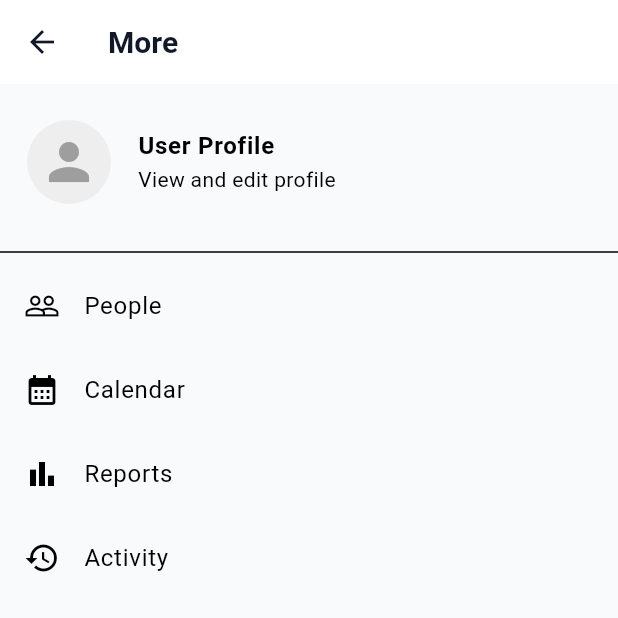
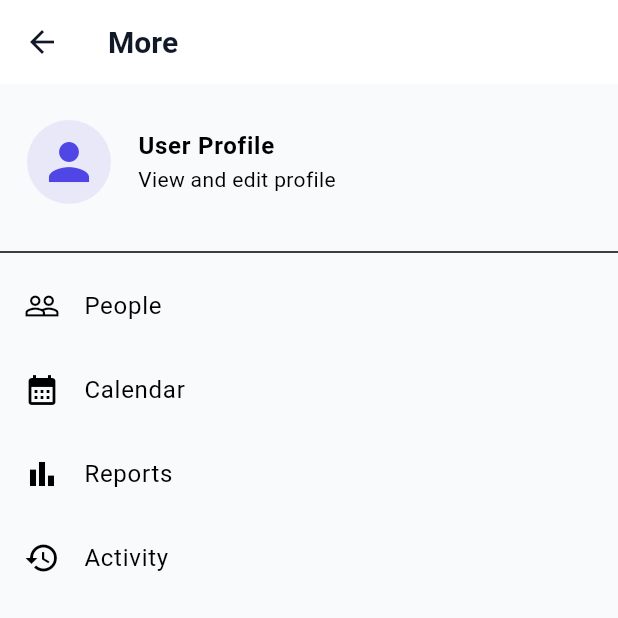
Before and after one commit to sooubh-labs/Pactora, a Flutter app: the MoreScreen screen opened directly, on a phone screen of 412 x 824 dp, the top half of it. Run offline on Flutter 3.47's test engine with Material 3 defaults, Android fonts, the phone set to English and light mode, and no system bars; our stand-ins replace file_picker, fl_chart, flutter_local_notifications, flutter_riverpod, flutter_slidable, gap and 8 more; missing offline and left inert: fast_contacts; accounts and stored records are empty; generated files the repository leaves out were written again.

Commit message:
refactor(app): refactor MainShell navigation and update MoreScreen
- Replace 'People' with 'More' in bottom navigation
- Expand _getSelectedIndex logic to include all 'More' sub-routes
- Refactor ProfileScreen and MoreScreen to ConsumerWidget
- Apply AppColors to MoreScreen profile header

```diff
--- a/lib/app/router.dart
+++ b/lib/app/router.dart
@@ -10,6 +10,8 @@ import '../features/dashboard/presentation/calendar_screen.dart';
 import '../features/dashboard/presentation/timeline_screen.dart';
 import '../features/dashboard/presentation/stats_screen.dart';
 import '../features/dashboard/presentation/archive_screen.dart';
+import '../features/dashboard/presentation/more_screen.dart';
+import '../features/dashboard/presentation/profile_screen.dart';
 import '../features/finances/presentation/finances_screen.dart';
 import '../features/promises/presentation/promises_screen.dart';
 import '../features/promises/presentation/add_promise_screen.dart';
@@ -211,6 +213,14 @@ final router = GoRouter(
           path: '/settings',
           builder: (context, state) => const SettingsScreen(),
         ),
+        GoRoute(
+          path: '/more',
+          builder: (context, state) => const MoreScreen(),
+        ),
+        GoRoute(
+          path: '/profile',
+          builder: (context, state) => const ProfileScreen(),
+        ),
       ],
     ),
   ],
--- a/lib/features/dashboard/presentation/more_screen.dart
+++ b/lib/features/dashboard/presentation/more_screen.dart
@@ -1,11 +1,13 @@
 import 'package:flutter/material.dart';
+import 'package:flutter_riverpod/flutter_riverpod.dart';
 import 'package:go_router/go_router.dart';
+import '../../../core/theme/app_colors.dart';
 
-class MoreScreen extends StatelessWidget {
+class MoreScreen extends ConsumerWidget {
   const MoreScreen({super.key});
 
   @override
-  Widget build(BuildContext context) {
+  Widget build(BuildContext context, WidgetRef ref) {
     return Scaffold(
       appBar: AppBar(
         title: const Text('More'),
@@ -54,8 +56,8 @@ class MoreScreen extends StatelessWidget {
       contentPadding: const EdgeInsets.all(16),
       leading: CircleAvatar(
         radius: 30,
-        backgroundColor: Colors.grey.shade200,
-        child: const Icon(Icons.person, size: 40, color: Colors.grey),
+        backgroundColor: AppColors.primary.withOpacity(0.1),
+        child: const Icon(Icons.person, size: 40, color: AppColors.primary),
       ),
       title: const Text('User Profile', style: TextStyle(fontWeight: FontWeight.bold)),
       subtitle: const Text('View and edit profile'),
--- a/lib/features/dashboard/presentation/profile_screen.dart
+++ b/lib/features/dashboard/presentation/profile_screen.dart
@@ -1,10 +1,11 @@
 import 'package:flutter/material.dart';
+import 'package:flutter_riverpod/flutter_riverpod.dart';
 
-class ProfileScreen extends StatelessWidget {
+class ProfileScreen extends ConsumerWidget {
   const ProfileScreen({super.key});
 
   @override
-  Widget build(BuildContext context) {
+  Widget build(BuildContext context, WidgetRef ref) {
     return Scaffold(
       appBar: AppBar(
         title: const Text('Profile'),
```
Also changed, not shown: lib/app/main_shell.dart (+10 -3 lines).
